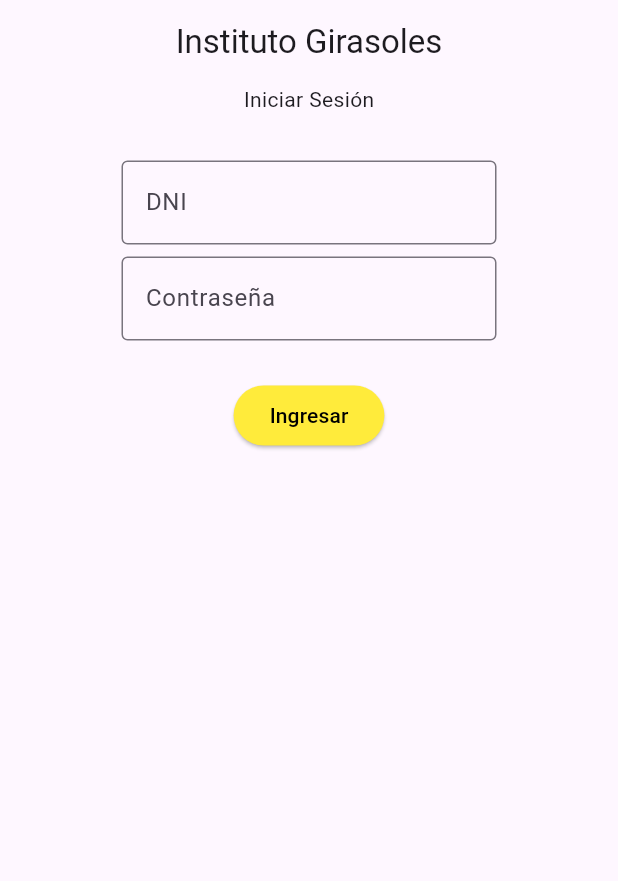
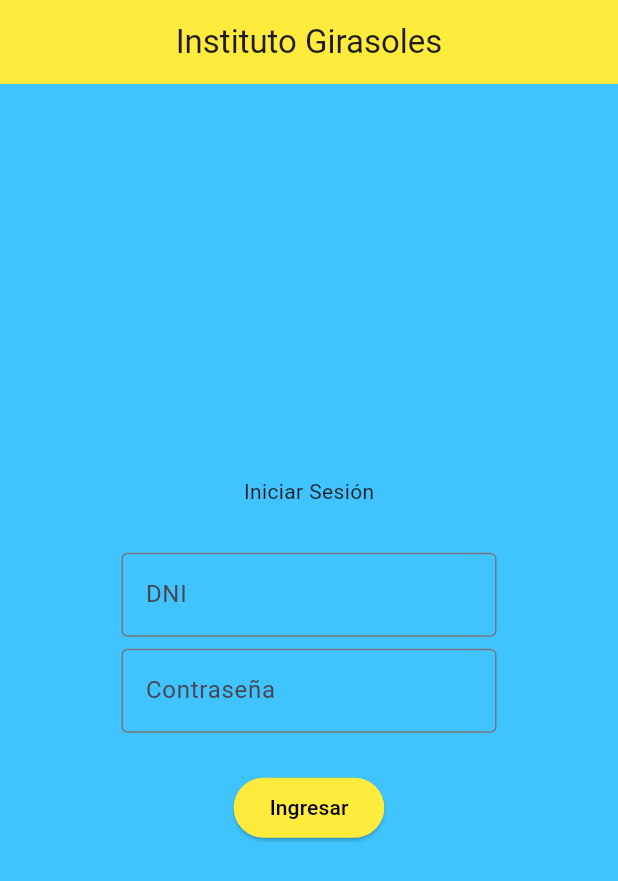
Before and after one commit to ValentinoPicco/alumnos-girasoles, a Flutter app: the screen it shows after launch, on a phone screen of 412 x 824 dp. Shown: the top 881 px of the screen. Run offline on Flutter 3.47's test engine with Material 3 defaults, Android fonts, the phone set to English and light mode, and no system bars.

Commit message:
mejorando estructuracion

```diff
--- a/alumnos_girasoles/lib/main.dart
+++ b/alumnos_girasoles/lib/main.dart
@@ -1,4 +1,6 @@
+import 'package:alumnos_giasoles/routes/app_router.dart';
 import 'package:flutter/material.dart';
+import 'package:alumnos_giasoles/screens/login.dart';
 
 void main() => runApp(const MyApp());
 
@@ -8,77 +10,8 @@ class MyApp extends StatelessWidget {
   @override
   Widget build(BuildContext context) {
     return MaterialApp(
-      // Root widget
-      home: Scaffold(
-        appBar: AppBar(
-          title: const Text('Instituto Girasoles'),
-          centerTitle: true,
-        ),
-        body: Center(
-          child: Builder(
-            builder: (context) {
-              return Column(
-                spacing: 8.0,
-                children: [
-                  const Text('Iniciar Sesión'),
-                  const SizedBox(height: 15),
-                  const TextFieldDNI(),
-                  const TextFieldPassword(),
-                  const SizedBox(height: 10),
-                  ElevatedButton(
-                    style: ElevatedButton.styleFrom(
-                      backgroundColor: Colors.yellow,
-                    ),
-                    onPressed: () {
-                      print('Click!');
-                    },
-                    child: const Text(
-                      'Ingresar',
-                      style: TextStyle(color: Colors.black),
-                    ),
-                  ),
-                ],
-              );
-            },
-          ),
-        ),
-      ),
+      initialRoute: LoginScreen.routeName,
+      onGenerateRoute: AppRouter.onGenerateRoute,
     );
   }
 }
-
-class TextFieldDNI extends StatelessWidget {
-  const TextFieldDNI({super.key});
-
-  @override
-  Widget build(BuildContext context) {
-    return const SizedBox(
-      width: 250,
-      child: TextField(
-        obscureText: true,
-        decoration: InputDecoration(
-          border: OutlineInputBorder(),
-          labelText: 'DNI',
-        ),
-      ),
-    );
-  }
-}
-
-class TextFieldPassword extends StatelessWidget {
-  const TextFieldPassword({super.key});
-
-  @override
-  Widget build(BuildContext context) {
-    return const SizedBox(
-      width: 250,
-      child: TextField(
-        obscureText: true,
-        decoration: InputDecoration(
-          border: OutlineInputBorder(),
-          labelText: 'Contraseña',
-        ),
-      ),
-    );
-  }
-}
--- /dev/null
+++ b/alumnos_girasoles/lib/routes/app_router.dart
@@ -0,0 +1,17 @@
+import 'package:alumnos_giasoles/screens/login.dart';
+import 'package:flutter/material.dart';
+
+class AppRouter {
+  static Route onGenerateRoute(RouteSettings settings) {
+    switch (settings.name) {
+      case LoginScreen.routeName:
+        return MaterialPageRoute(builder: (_) => LoginScreen());
+      default:
+        return MaterialPageRoute(
+          builder: (_) => Scaffold(
+            body: Center(child: Text('Ruta de navegación inexistente')),
+          ),
+        );
+    }
+  }
+}
--- /dev/null
+++ b/alumnos_girasoles/lib/screens/login.dart
@@ -0,0 +1,82 @@
+import 'package:flutter/material.dart';
+
+class LoginScreen extends StatelessWidget {
+  const LoginScreen({super.key});
+  static const String routeName = '/';
+
+  @override
+  Widget build(BuildContext context) {
+    return Scaffold(
+      backgroundColor: Colors.lightBlueAccent,
+      appBar: AppBar(
+        title: const Text('Instituto Girasoles'),
+        centerTitle: true,
+        backgroundColor: Colors.yellow,
+      ),
+      body: Center(
+        child: Builder(
+          builder: (context) {
+            return Column(
+              mainAxisAlignment: MainAxisAlignment.center,
+              spacing: 8.0,
+              children: [
+                const Text('Iniciar Sesión'),
+                const SizedBox(height: 15),
+                const TextFieldDNI(),
+                const TextFieldPassword(),
+                const SizedBox(height: 10),
+                ElevatedButton(
+                  style: ElevatedButton.styleFrom(
+                    backgroundColor: Colors.yellow,
+                  ),
+                  onPressed: () {
+                    print('Click!');
+                  },
+                  child: const Text(
+                    'Ingresar',
+                    style: TextStyle(color: Colors.black),
+                  ),
+                ),
+              ],
+            );
+          },
+        ),
+      ),
+    );
+  }
+}
+
+class TextFieldDNI extends StatelessWidget {
+  const TextFieldDNI({super.key});
+
+  @override
+  Widget build(BuildContext context) {
+    return const SizedBox(
+      width: 250,
+      child: TextField(
+        decoration: InputDecoration(
+          border: OutlineInputBorder(),
+          labelText: 'DNI',
+        ),
+      ),
+    );
+  }
+}
+
+class TextFieldPassword extends StatelessWidget {
+  const TextFieldPassword({super.key});
+
+  @override
+  Widget build(BuildContext context) {
+    return const SizedBox(
+      width: 250,
+      child: TextField(
+        obscureText: true,
+        decoration: InputDecoration(
+          border: OutlineInputBorder(),
+          labelText: 'Contraseña',
+        ),
+      ),
+    );
+  }
+}
```
